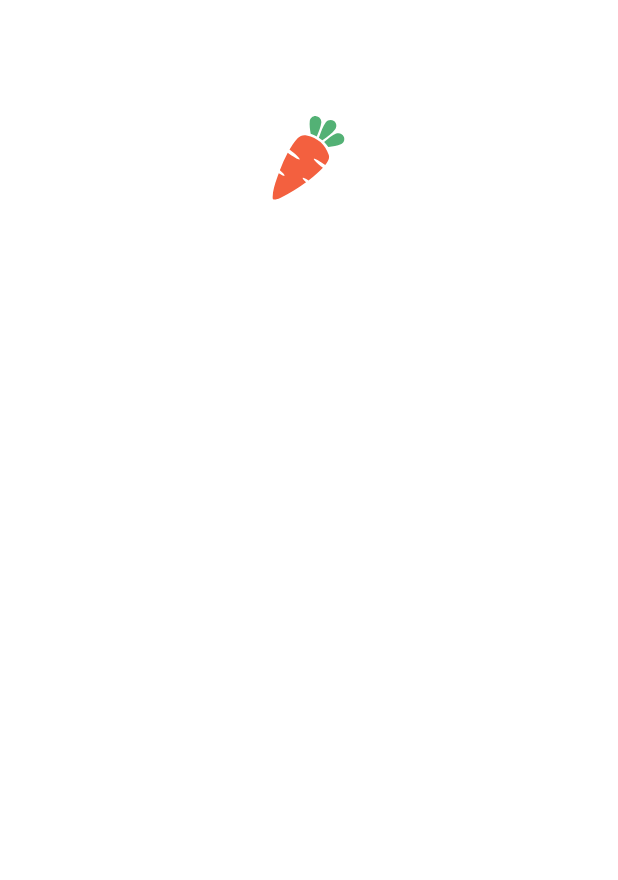
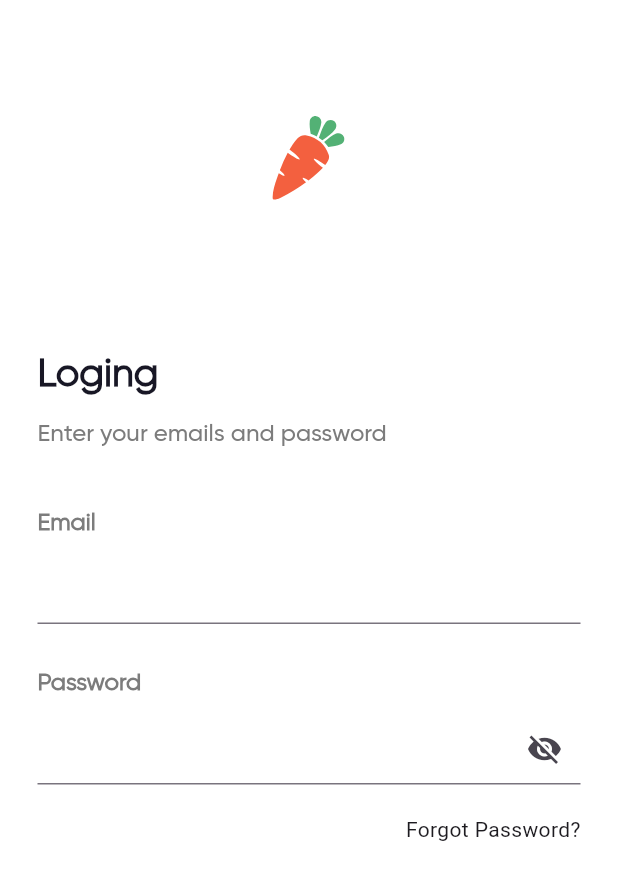
Before and after one commit to JoseGet/FoodAppFlutter, a Flutter app: the screen it shows after launch, after a tap on "Get Started", on a phone screen of 412 x 824 dp. Shown: the top 880 px of the screen. Run offline on Flutter 3.47's test engine with Material 3 defaults, Android fonts, the phone set to English and light mode, and no system bars; our stand-ins replace flutter_modular, flutter_svg.

Commit message:
Almost finishing of login screen and addition of mobx package to the project

```diff
--- a/lib/modules/login/components/screens/logIn_screen.dart
+++ b/lib/modules/login/components/screens/logIn_screen.dart
@@ -1,13 +1,23 @@
 import 'package:flutter/material.dart';
 import 'package:flutter_svg/flutter_svg.dart';
 import 'package:foods_app/utils/Assets.dart';
+import 'package:foods_app/utils/Strings.dart';
+import 'package:foods_app/utils/Styles.dart';
 
-class LoginScreen extends StatelessWidget {
+class LoginScreen extends StatefulWidget {
   const LoginScreen({super.key});
 
   @override
+  State<LoginScreen> createState() => _LoginScreenState();
+}
+
+class _LoginScreenState extends State<LoginScreen> {
+  bool isVisible = true;
+
+  @override
   Widget build(BuildContext context) {
-    return Expanded(
+    return Scaffold(
+      body: Expanded(
         child: Container(
           color: Colors.white,
           padding: const EdgeInsets.only(top: 77.0),
@@ -16,7 +26,97 @@ class LoginScreen extends StatelessWidget {
               SvgPicture.asset(
                 Assets.coloredCarrot,
               ),
+              const SizedBox(
+                height: 100.0,
+              ),
+              Expanded(
+                child: Container(
+                  padding: const EdgeInsets.symmetric(horizontal: 25.0),
+                  width: double.infinity,
+                  child: Column(
+                    crossAxisAlignment: CrossAxisAlignment.start,
+                    children: [
+                      DefaultTextStyle(
+                        style: Styles.titleStyle,
+                        child: const Text(Strings.loging),
+                      ),
+                      const SizedBox(
+                        height: 15.0,
+                      ),
+                      DefaultTextStyle(
+                        style: Styles.subtitleStyle,
+                        child: const Text(Strings.enterEmailPassword),
+                      ),
+                      const SizedBox(
+                        height: 40.0,
+                      ),
+                      Column(
+                        crossAxisAlignment: CrossAxisAlignment.start,
+                        children: [
+                          DefaultTextStyle(
+                            style: Styles.subtitleStyle.copyWith(
+                              fontFamily: "Gilroy",
+                              fontWeight: FontWeight.w700,
+                            ),
+                            child: const Text(Strings.email),
+                          ),
+                          const SizedBox(
+                            height: 10.0,
+                          ),
+                          const TextField()
                         ],
+                      ),
+                      const SizedBox(
+                        height: 30.0,
+                      ),
+                      Column(
+                        crossAxisAlignment: CrossAxisAlignment.start,
+                        children: [
+                          DefaultTextStyle(
+                            style: Styles.subtitleStyle.copyWith(
+                              fontFamily: "Gilroy",
+                              fontWeight: FontWeight.w700,
+                            ),
+                            child: const Text(Strings.passWord),
+                          ),
+                          const SizedBox(
+                            height: 10.0,
+                          ),
+                          TextField(
+                            obscureText: isVisible,
+                            decoration: InputDecoration(
+                              suffixIcon: IconButton(
+                                icon: Icon(isVisible
+                                    ? Icons.visibility_off
+                                    : Icons.visibility),
+                                onPressed: () {
+                                  setState(() {
+                                    isVisible = !isVisible;
+                                  });
+                                },
+                              ),
+                            ),
+                          ),
+                          const SizedBox(
+                            height: 20.0,
+                          ),
+                          Row(
+                            mainAxisAlignment: MainAxisAlignment.end,
+                            children: [
+                              GestureDetector(
+                                onTap: () {},
+                                child: const Text(Strings.forgotPassword),
+                              ),
+                            ],
+                          ),
+                        ],
+                      )
+                    ],
+                  ),
+                ),
+              )
+            ],
+          ),
         ),
       ),
     );
--- a/lib/utils/Strings.dart
+++ b/lib/utils/Strings.dart
@@ -5,4 +5,8 @@ abstract class Strings {
       "Get your groceries in as fast as one hour";
   static const getStarted = "Get Started";
   static const loging = "Loging";
+  static const enterEmailPassword = "Enter your emails and password";
+  static const email = "Email";
+  static const passWord = "Password";
+  static const forgotPassword = "Forgot Password?";
 }
--- /dev/null
+++ b/lib/utils/Styles.dart
@@ -0,0 +1,17 @@
+import 'package:flutter/material.dart';
+import 'package:foods_app/utils/UiColors.dart';
+
+abstract class Styles {
+  static var titleStyle = const TextStyle(
+    fontFamily: "Gilroy",
+    fontSize: 26.0,
+    color: UiColors.defaultTitle,
+    fontWeight: FontWeight.w900,
+  );
+
+  static var subtitleStyle = const TextStyle(
+    fontFamily: "GilroyMedium",
+    fontSize: 16.0,
+    color: UiColors.defaultGray,
+  );
+}
--- a/lib/utils/UiColors.dart
+++ b/lib/utils/UiColors.dart
@@ -2,4 +2,6 @@ import 'dart:ui';
 
 abstract class UiColors {
   static const defaultGreen = Color(0xFF53B175);
+  static const defaultTitle = Color(0xFF181725);
+  static const defaultGray = Color(0xFF7C7C7C);
 }
--- a/pubspec.yaml
+++ b/pubspec.yaml
@@ -37,6 +37,7 @@ dependencies:
   cupertino_icons: ^1.0.8
   flutter_svg: ^2.0.17
   flutter_modular: ^6.3.4
+  mobx: ^2.5.0
 
 dev_dependencies:
   flutter_test:
```
Also changed, not shown: pubspec.lock. Lines whose indentation alone changed are shown as unchanged.
